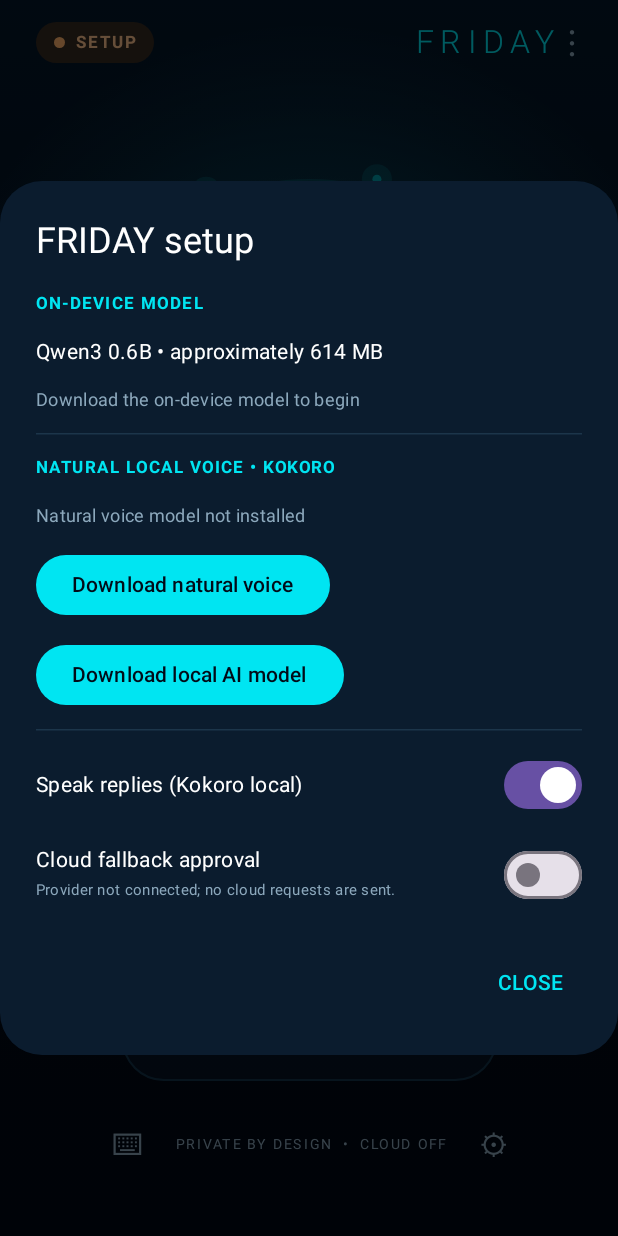
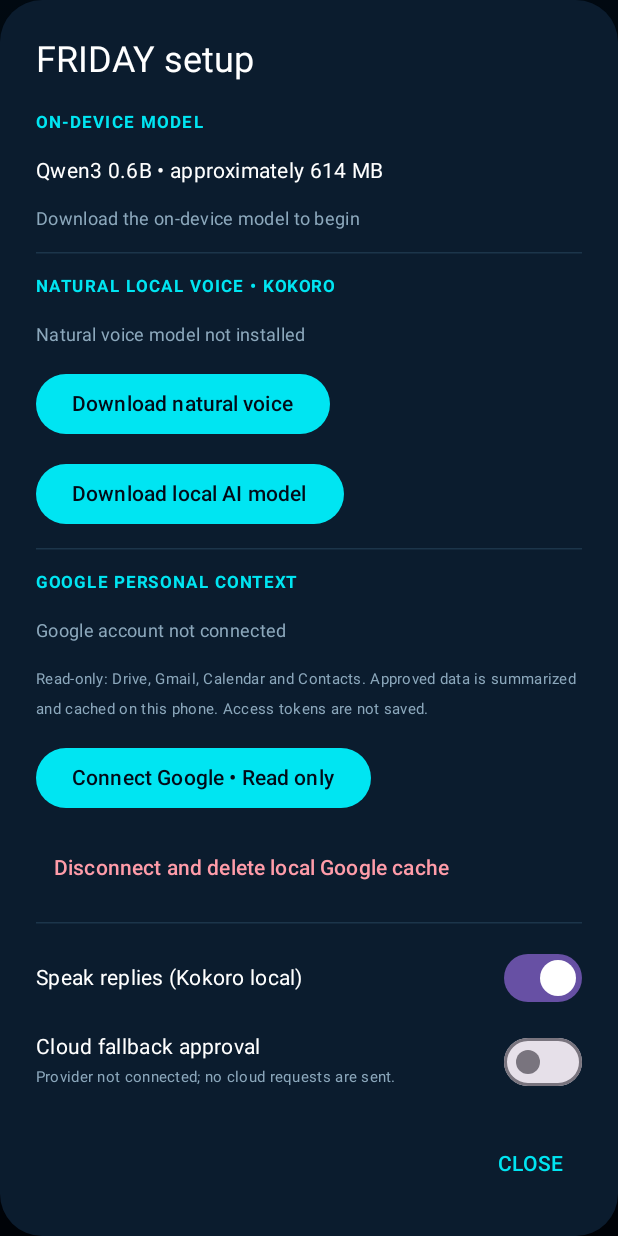
Before and after one commit to PrudhviRaj1695/Friday, an Android app built with Jetpack Compose: the screen it shows after launch (MainActivity), after a tap on an icon or button, on a phone screen of 412 x 824 dp. Run offline under Robolectric (Android 15) with nearby library versions, the phone set to English and light mode, and no system bars; libraries missing offline, so code that uses them is left out: com.google.ai.edge, com.k2fsa.sherpa, org.apache.commons.

Commit message:
Add explicit Google read-only connection controls

```diff
--- a/app/src/main/java/com/friday/app/MainActivity.kt
+++ b/app/src/main/java/com/friday/app/MainActivity.kt
@@ -10,6 +10,8 @@ import androidx.activity.ComponentActivity
 import androidx.activity.compose.rememberLauncherForActivityResult
 import androidx.activity.compose.setContent
 import androidx.activity.result.contract.ActivityResultContracts
+import androidx.activity.result.IntentSenderRequest
+import com.google.android.gms.auth.api.identity.Identity
 import androidx.activity.viewModels
 import androidx.compose.animation.core.RepeatMode
 import androidx.compose.animation.core.animateFloat
@@ -65,6 +67,14 @@ fun FridayApp(vm: FridayViewModel) {
     var textOpen by remember { mutableStateOf(false) }
     var input by remember { mutableStateOf("") }
     var voiceStatus by remember { mutableStateOf("") }
+    var googleActionError by remember { mutableStateOf<String?>(null) }
+    val googleAuthorizationLauncher = rememberLauncherForActivityResult(ActivityResultContracts.StartIntentSenderForResult()) { result ->
+        if (result.resultCode == RESULT_OK && result.data != null) {
+            runCatching { Identity.getAuthorizationClient(context).getAuthorizationResultFromIntent(result.data!!).accessToken }
+                .onSuccess { token -> if (!token.isNullOrBlank()) vm.syncGoogleContext(token) else googleActionError = "Google returned no access token" }
+                .onFailure { googleActionError = it.message ?: "Google authorization failed" }
+        } else googleActionError = "Google authorization cancelled"
+    }
     val speechRecognizer = remember {
         if (SpeechRecognizer.isRecognitionAvailable(context)) SpeechRecognizer.createSpeechRecognizer(context) else null
     }
@@ -206,6 +216,25 @@ fun FridayApp(vm: FridayViewModel) {
                     }
                     state.error?.let { Text(it, color = Color(0xFFFF9CA9), fontSize = 11.sp) }
                     HorizontalDivider(color = Color(0xFF1C354A))
+                    Text("GOOGLE PERSONAL CONTEXT", color = Neon, fontSize = 11.sp, fontWeight = FontWeight.Bold, letterSpacing = 1.2.sp)
+                    Text(state.googleStatus, color = Muted, fontSize = 12.sp)
+                    Text("Read-only: Drive, Gmail, Calendar and Contacts. Approved data is summarized and cached on this phone. Access tokens are not saved.", color = Muted, fontSize = 10.sp)
+                    Button(onClick = {
+                        googleActionError = null
+                        Identity.getAuthorizationClient(context).authorize(GoogleContextSync.authorizationRequest())
+                            .addOnSuccessListener { auth ->
+                                if (auth.hasResolution()) {
+                                    val pending = auth.pendingIntent
+                                    if (pending != null) googleAuthorizationLauncher.launch(IntentSenderRequest.Builder(pending).build())
+                                    else googleActionError = "Google consent screen unavailable"
+                                } else if (!auth.accessToken.isNullOrBlank()) vm.syncGoogleContext(auth.accessToken!!)
+                                else googleActionError = "Google returned no access token"
+                            }
+                            .addOnFailureListener { googleActionError = it.message ?: "Could not start Google authorization" }
+                    }, colors = ButtonDefaults.buttonColors(containerColor = Neon)) { Text("Connect Google • Read only", color = Night) }
+                    TextButton(onClick = { vm.disconnectGoogle() }) { Text("Disconnect and delete local Google cache", color = Color(0xFFFF9CA9)) }
+                    googleActionError?.let { Text(it, color = Color(0xFFFF9CA9), fontSize = 11.sp) }
+                    HorizontalDivider(color = Color(0xFF1C354A))
                     Row(verticalAlignment = Alignment.CenterVertically) {
                         Text("Speak replies (Kokoro local)", color = Color.White, modifier = Modifier.weight(1f))
                         Switch(checked = state.speakReplies, onCheckedChange = vm::setSpeakReplies)
```
